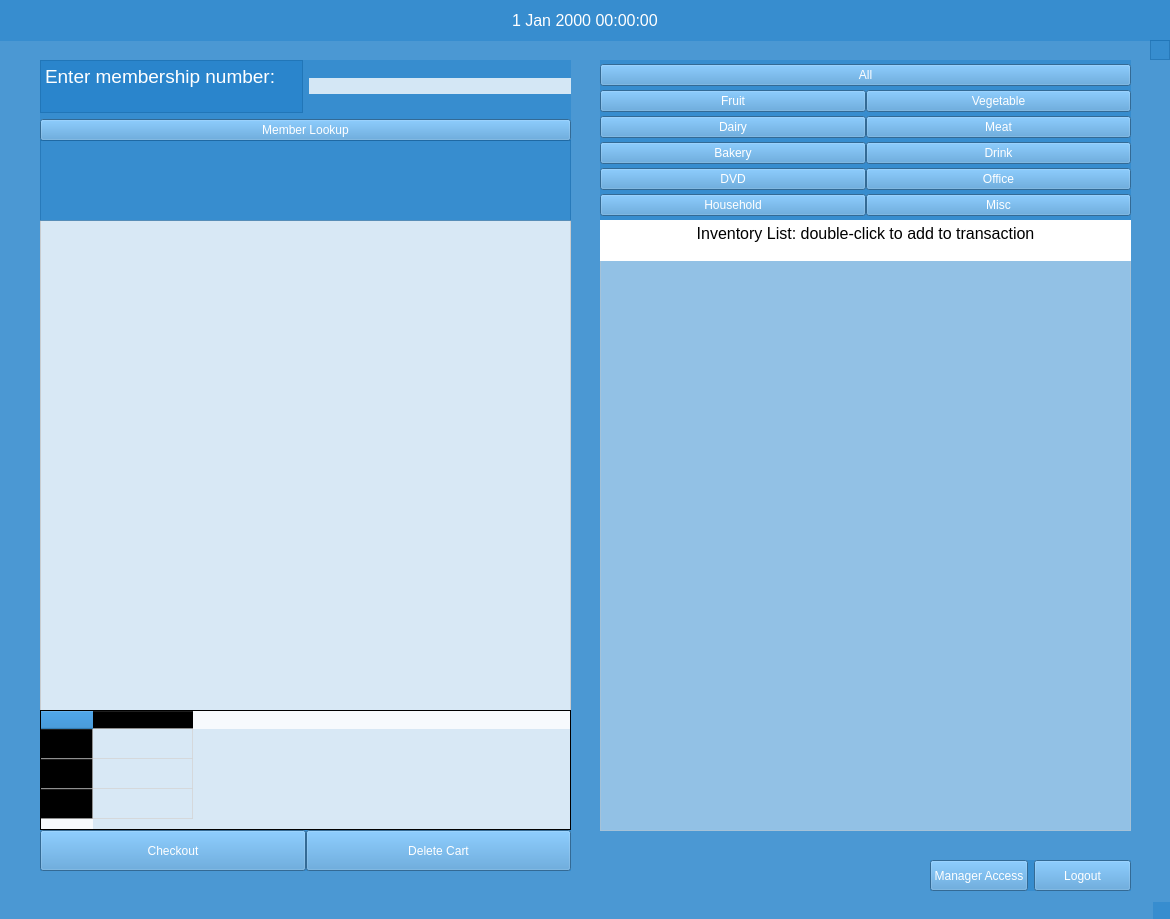
rbalta/BulkClubProject, file mainwindow.ui: the form before one commit.
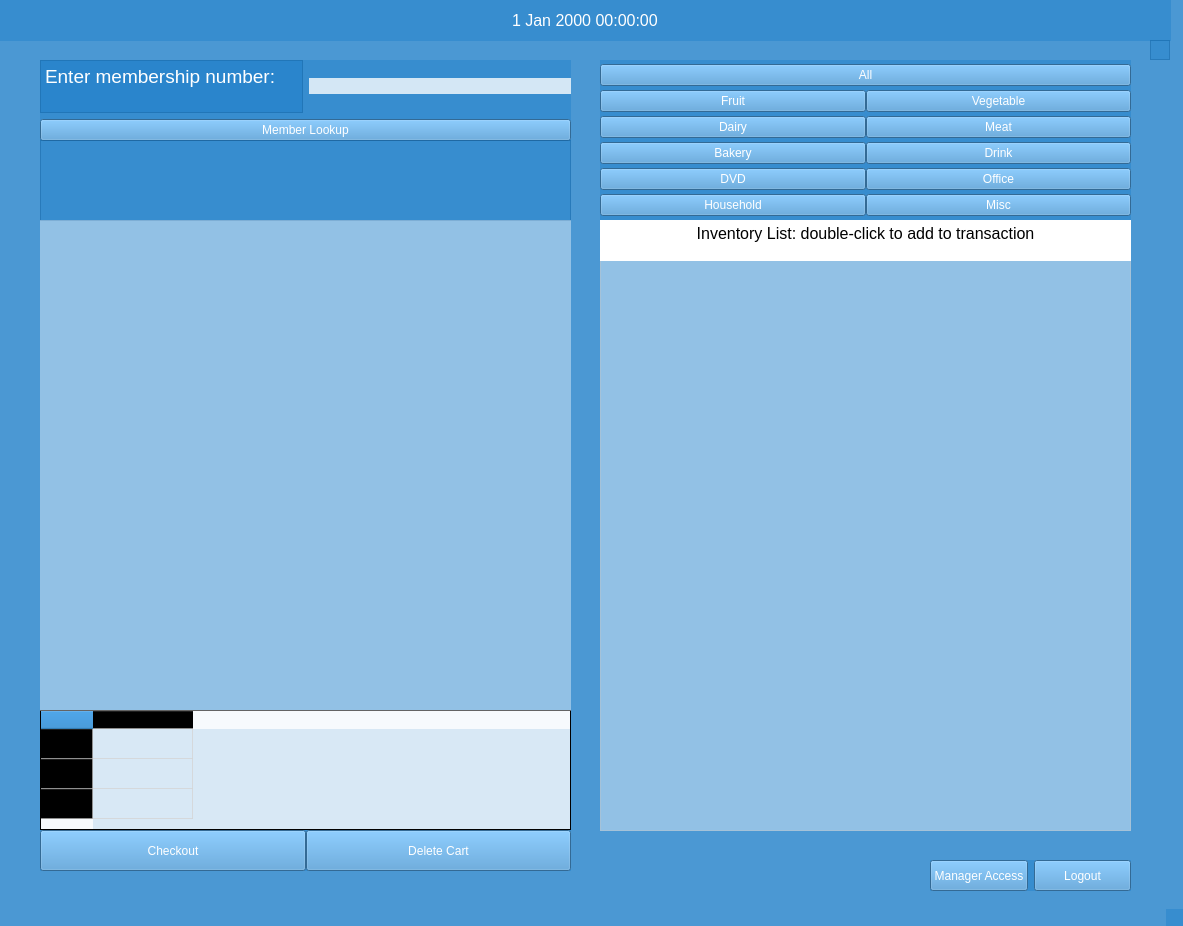
The form after the commit.

```diff
--- a/mainwindow.ui
+++ b/mainwindow.ui
@@ -6,8 +6,8 @@
    <rect>
     <x>0</x>
     <y>0</y>
-    <width>1170</width>
-    <height>919</height>
+    <width>1183</width>
+    <height>926</height>
    </rect>
   </property>
   <property name="windowTitle">
@@ -417,40 +417,6 @@
      </item>
     </layout>
    </widget>
-   <widget class="QTableView" name="tableView_2">
-    <property name="geometry">
-     <rect>
-      <x>40</x>
-      <y>220</y>
-      <width>531</width>
-      <height>491</height>
-     </rect>
-    </property>
-    <property name="styleSheet">
-     <string notr="true">font: 12pt &quot;Segoe UI&quot;;
-background-color: rgba(255, 255, 255, 200);
-color: rgb(0, 0, 0);
-</string>
-    </property>
-    <property name="sizeAdjustPolicy">
-     <enum>QAbstractScrollArea::AdjustToContents</enum>
-    </property>
-    <property name="editTriggers">
-     <set>QAbstractItemView::NoEditTriggers</set>
-    </property>
-    <property name="showGrid">
-     <bool>false</bool>
-    </property>
-    <property name="gridStyle">
-     <enum>Qt::SolidLine</enum>
-    </property>
-    <property name="sortingEnabled">
-     <bool>false</bool>
-    </property>
-    <property name="wordWrap">
-     <bool>false</bool>
-    </property>
-   </widget>
    <widget class="QDateTimeEdit" name="dateTimeEdit">
     <property name="geometry">
      <rect>
@@ -628,6 +594,24 @@
      </rect>
     </property>
    </widget>
+   <widget class="QTableView" name="tableView_2">
+    <property name="geometry">
+     <rect>
+      <x>40</x>
+      <y>220</y>
+      <width>531</width>
+      <height>491</height>
+     </rect>
+    </property>
+    <property name="styleSheet">
+     <string notr="true">color: rgb(0, 0, 0);
+font: 12pt &quot;Segoe UI&quot;;
+background-color: rgba(255,255, 255, 100);</string>
+    </property>
+    <property name="frameShape">
+     <enum>QFrame::NoFrame</enum>
+    </property>
+   </widget>
   </widget>
   <widget class="QStatusBar" name="statusbar"/>
  </widget>
```
